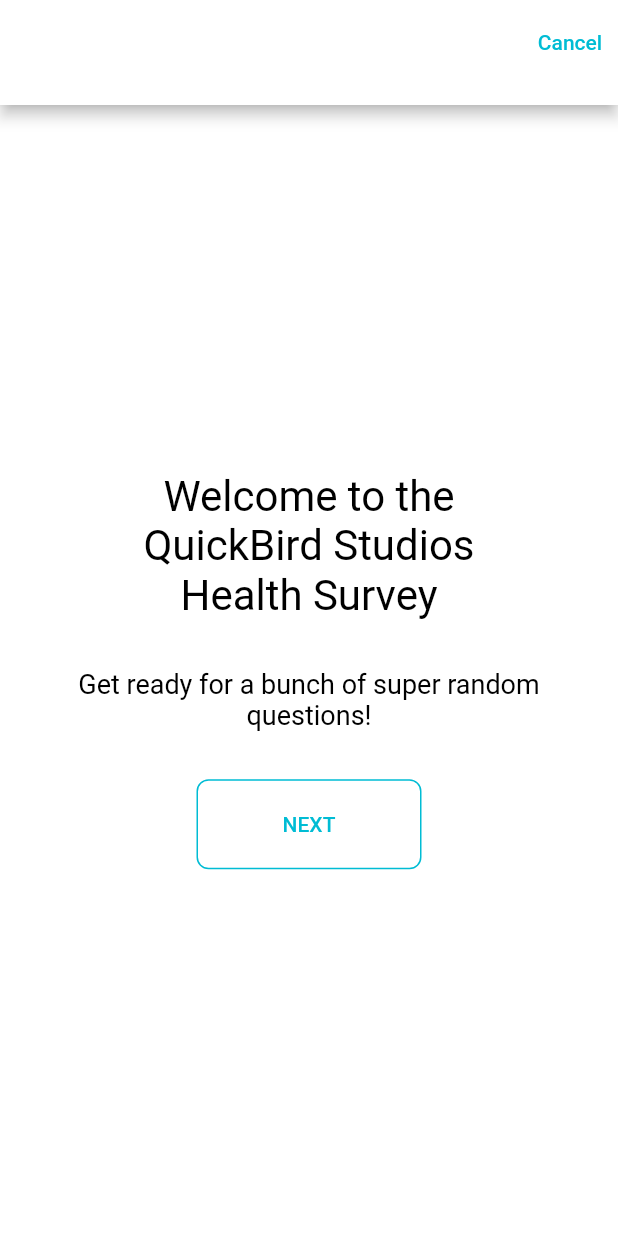
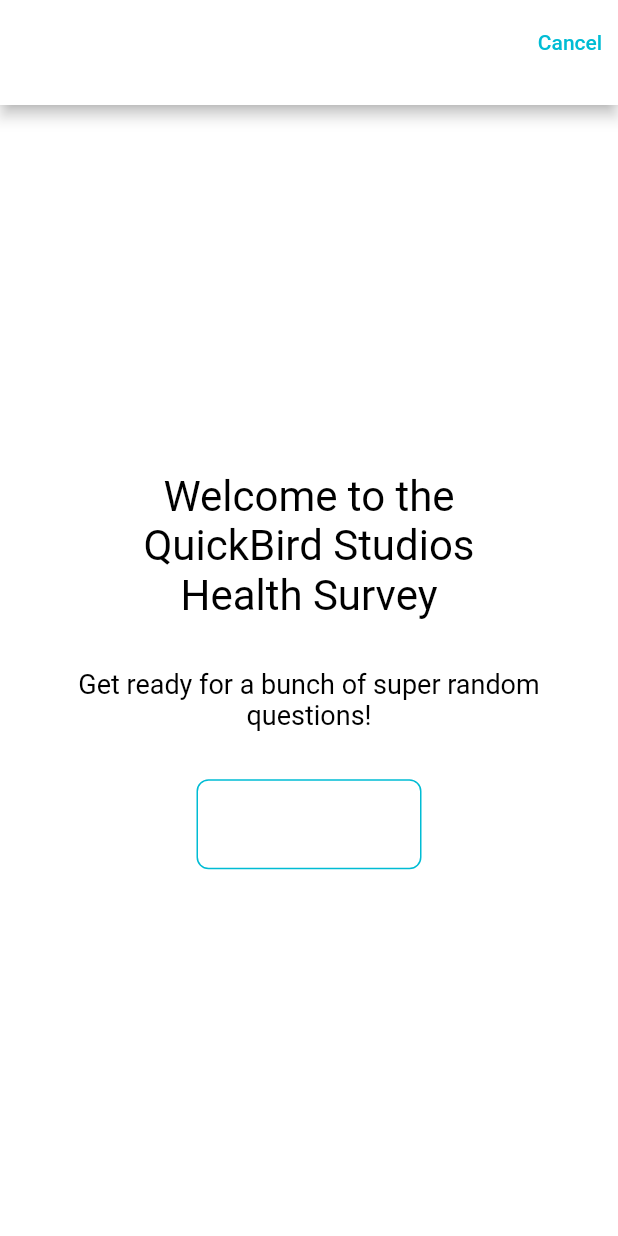
Before and after one commit to edwincuentologia/own-survey-kit-0.1, a Flutter app: the screen it shows after launch, on a phone screen of 412 x 824 dp. Run offline on Flutter 3.47's test engine with Material 2 defaults, Android fonts, the phone set to English and light mode, and no system bars; drawn by our look-alikes of flutter_platform_widgets; our stand-ins replace flutter_bloc, lottie, video_player_web.

Commit message:
adding ui

```diff
--- a/lib/src/views/widget/step_view.dart
+++ b/lib/src/views/widget/step_view.dart
@@ -57,9 +57,7 @@ class StepView extends StatelessWidget {
                           step.buttonText?.toUpperCase() ??
                           'Next',
                       style: TextStyle(
-                        color: isValid
-                            ? Theme.of(context).primaryColor
-                            : Colors.grey,
+                        color: isValid ? Colors.white : Colors.grey,
                       ),
                     ),
                   ),
```
